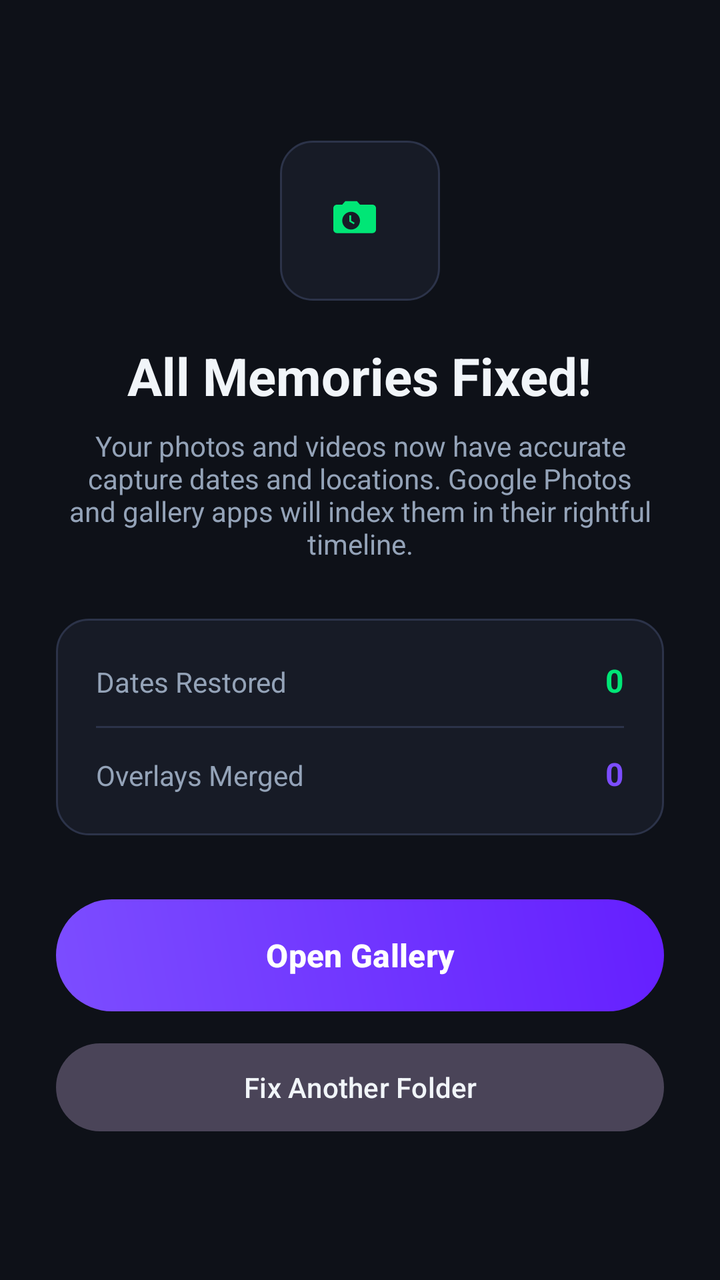
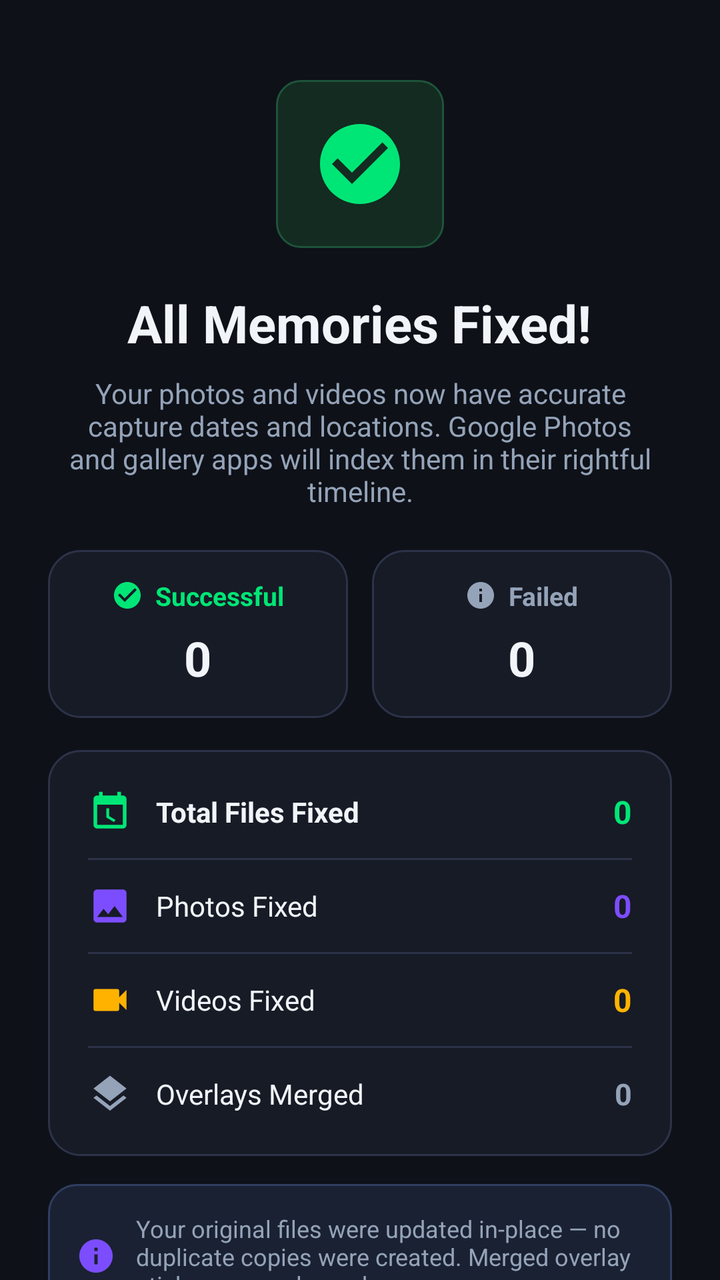

Compare the two renders of this Android layout. The source of the first and the diff that turns it into the second are given below.
<!-- AndroidManifest.xml: application theme Theme.MemoryFix -->
<!-- res/layout/fragment_result.xml -->
<?xml version="1.0" encoding="utf-8"?>
<LinearLayout xmlns:android="http://schemas.android.com/apk/res/android"
    xmlns:app="http://schemas.android.com/apk/res-auto"
    android:layout_width="match_parent"
    android:layout_height="match_parent"
    android:gravity="center"
    android:orientation="vertical"
    android:padding="28dp">

    
    <ImageView
        android:layout_width="80dp"
        android:layout_height="80dp"
        android:background="@drawable/bg_card"
        android:padding="16dp"
        android:src="@drawable/ic_launcher_foreground"
        app:tint="@color/accent" />

    <TextView
        android:layout_width="wrap_content"
        android:layout_height="wrap_content"
        android:layout_marginTop="20dp"
        android:text="@string/result_success_title"
        android:textColor="@color/text_primary"
        android:textSize="26sp"
        android:textStyle="bold" />

    <TextView
        android:layout_width="wrap_content"
        android:layout_height="wrap_content"
        android:layout_marginTop="8dp"
        android:gravity="center"
        android:text="@string/result_success_desc"
        android:textColor="@color/text_secondary"
        android:textSize="14sp" />

    
    <LinearLayout
        android:layout_width="match_parent"
        android:layout_height="wrap_content"
        android:layout_marginTop="28dp"
        android:background="@drawable/bg_card"
        android:orientation="vertical"
        android:padding="20dp">

        <LinearLayout
            android:layout_width="match_parent"
            android:layout_height="wrap_content"
            android:orientation="horizontal">
            <TextView
                android:layout_width="0dp"
                android:layout_height="wrap_content"
                android:layout_weight="1"
                android:text="Dates Restored"
                android:textColor="@color/text_secondary"
                android:textSize="14sp" />
            <TextView
                android:id="@+id/tvResultDatesCount"
                android:layout_width="wrap_content"
                android:layout_height="wrap_content"
                android:text="0"
                android:textColor="@color/accent"
                android:textSize="16sp"
                android:textStyle="bold" />
        </LinearLayout>

        <View
            android:layout_width="match_parent"
            android:layout_height="1dp"
            android:layout_marginVertical="12dp"
            android:background="@color/surface_border" />

        <LinearLayout
            android:layout_width="match_parent"
            android:layout_height="wrap_content"
            android:orientation="horizontal">
            <TextView
                android:layout_width="0dp"
                android:layout_height="wrap_content"
                android:layout_weight="1"
                android:text="Overlays Merged"
                android:textColor="@color/text_secondary"
                android:textSize="14sp" />
            <TextView
                android:id="@+id/tvResultOverlaysCount"
                android:layout_width="wrap_content"
                android:layout_height="wrap_content"
                android:text="0"
                android:textColor="@color/primary"
                android:textSize="16sp"
                android:textStyle="bold" />
        </LinearLayout>
    </LinearLayout>

    
    <com.google.android.material.button.MaterialButton
        android:id="@+id/btnOpenGallery"
        android:layout_width="match_parent"
        android:layout_height="56dp"
        android:layout_marginTop="32dp"
        android:background="@drawable/bg_gradient_btn"
        android:text="@string/btn_open_gallery"
        android:textColor="@color/on_primary"
        android:textSize="16sp"
        android:textStyle="bold"
        app:backgroundTint="@null"
        app:cornerRadius="28dp" />

    <com.google.android.material.button.MaterialButton
        android:id="@+id/btnFixAnother"
        style="@style/Widget.Material3.Button.TonalButton"
        android:layout_width="match_parent"
        android:layout_height="52dp"
        android:layout_marginTop="12dp"
        android:text="@string/btn_fix_another"
        android:textColor="@color/text_primary"
        app:cornerRadius="26dp" />

</LinearLayout>
<!-- resources referenced by this layout -->
<resources>
  <color name="accent">#00E676</color>
  <!-- drawable ic_launcher_foreground (drawable) -->
  <?xml version="1.0" encoding="utf-8"?>
  <vector xmlns:android="http://schemas.android.com/apk/res/android"
      android:width="108dp"
      android:height="108dp"
      android:viewportWidth="108"
      android:viewportHeight="108">
      <group android:translateX="24" android:translateY="24">
          
          <path
              android:fillColor="#FFFFFF"
              android:pathData="M30,12l-3.5,-4h-13l-3.5,4h-6c-2.2,0 -4,1.8 -4,4v24c0,2.2 1.8,4 4,4h40c2.2,0 4,-1.8 4,-4v-24c0,-2.2 -1.8,-4 -4,-4h-6zM30,30c0,5.5 -4.5,10 -10,10s-10,-4.5 -10,-10s4.5,-10 10,-10s10,4.5 10,10zM20,24h-2v7l5,3l1,-1.6l-4,-2.4v-6z" />
      </group>
  </vector>
  <!-- unchanged entries left out for length: 16 -->
</resources>

<!-- the commit's change to res/layout/fragment_result.xml (unified diff, before → after) -->
@@ -1,119 +1,436 @@
 <?xml version="1.0" encoding="utf-8"?>
-<LinearLayout xmlns:android="http://schemas.android.com/apk/res/android"
+<androidx.core.widget.NestedScrollView xmlns:android="http://schemas.android.com/apk/res/android"
     xmlns:app="http://schemas.android.com/apk/res-auto"
     android:layout_width="match_parent"
     android:layout_height="match_parent"
-    android:gravity="center"
-    android:orientation="vertical"
-    android:padding="28dp">
-
-    
-    <ImageView
-        android:layout_width="80dp"
-        android:layout_height="80dp"
-        android:background="@drawable/bg_card"
-        android:padding="16dp"
-        android:src="@drawable/ic_launcher_foreground"
-        app:tint="@color/accent" />
-
-    <TextView
-        android:layout_width="wrap_content"
-        android:layout_height="wrap_content"
-        android:layout_marginTop="20dp"
-        android:text="@string/result_success_title"
-        android:textColor="@color/text_primary"
-        android:textSize="26sp"
-        android:textStyle="bold" />
-
-    <TextView
-        android:layout_width="wrap_content"
-        android:layout_height="wrap_content"
-        android:layout_marginTop="8dp"
-        android:gravity="center"
-        android:text="@string/result_success_desc"
-        android:textColor="@color/text_secondary"
-        android:textSize="14sp" />
-
-    
+    android:fillViewport="true">
+
     <LinearLayout
         android:layout_width="match_parent"
         android:layout_height="wrap_content"
-        android:layout_marginTop="28dp"
-        android:background="@drawable/bg_card"
+        android:gravity="center"
         android:orientation="vertical"
-        android:padding="20dp">
-
+        android:padding="24dp">
+
+        
+        <FrameLayout
+            android:layout_width="84dp"
+            android:layout_height="84dp"
+            android:layout_marginTop="16dp"
+            android:background="@drawable/bg_pill_after">
+
+            <ImageView
+                android:layout_width="48dp"
+                android:layout_height="48dp"
+                android:layout_gravity="center"
+                android:src="@drawable/ic_check_circle"
+                app:tint="@color/accent" />
+        </FrameLayout>
+
+        <TextView
+            android:layout_width="wrap_content"
+            android:layout_height="wrap_content"
+            android:layout_marginTop="20dp"
+            android:text="@string/result_success_title"
+            android:textColor="@color/text_primary"
+            android:textSize="26sp"
+            android:textStyle="bold" />
+
+        <TextView
+            android:layout_width="wrap_content"
+            android:layout_height="wrap_content"
+            android:layout_marginTop="8dp"
+            android:gravity="center"
+            android:text="@string/result_success_desc"
+            android:textColor="@color/text_secondary"
+            android:textSize="14sp" />
+
+        
         <LinearLayout
             android:layout_width="match_parent"
             android:layout_height="wrap_content"
+            android:layout_marginTop="20dp"
             android:orientation="horizontal">
+
+            
+            <LinearLayout
+                android:layout_width="0dp"
+                android:layout_height="wrap_content"
+                android:layout_weight="1"
+                android:layout_marginEnd="6dp"
+                android:background="@drawable/bg_card"
+                android:gravity="center"
+                android:orientation="vertical"
+                android:paddingVertical="14dp"
+                android:paddingHorizontal="10dp">
+
+                <LinearLayout
+                    android:layout_width="wrap_content"
+                    android:layout_height="wrap_content"
+                    android:gravity="center_vertical"
+                    android:orientation="horizontal">
+
+                    <ImageView
+                        android:layout_width="16dp"
+                        android:layout_height="16dp"
+                        android:src="@drawable/ic_check_circle"
+                        app:tint="@color/accent" />
+
+                    <TextView
+                        android:layout_width="wrap_content"
+                        android:layout_height="wrap_content"
+                        android:layout_marginStart="6dp"
+                        android:text="Successful"
+                        android:textColor="@color/accent"
+                        android:textSize="13sp"
+                        android:textStyle="bold" />
+                </LinearLayout>
+
+                <TextView
+                    android:id="@+id/tvHeaderSuccessCount"
+                    android:layout_width="wrap_content"
+                    android:layout_height="wrap_content"
+                    android:layout_marginTop="6dp"
+                    android:text="0"
+                    android:textColor="@color/text_primary"
+                    android:textSize="24sp"
+                    android:textStyle="bold" />
+            </LinearLayout>
+
+            
+            <LinearLayout
+                android:layout_width="0dp"
+                android:layout_height="wrap_content"
+                android:layout_weight="1"
+                android:layout_marginStart="6dp"
+                android:background="@drawable/bg_card"
+                android:gravity="center"
+                android:orientation="vertical"
+                android:paddingVertical="14dp"
+                android:paddingHorizontal="10dp">
+
+                <LinearLayout
+                    android:layout_width="wrap_content"
+                    android:layout_height="wrap_content"
+                    android:gravity="center_vertical"
+                    android:orientation="horizontal">
+
+                    <ImageView
+                        android:id="@+id/ivFailedIcon"
+                        android:layout_width="16dp"
+                        android:layout_height="16dp"
+                        android:src="@drawable/ic_info"
+                        app:tint="@color/text_secondary" />
+
+                    <TextView
+                        android:id="@+id/tvFailedLabel"
+                        android:layout_width="wrap_content"
+                        android:layout_height="wrap_content"
+                        android:layout_marginStart="6dp"
+                        android:text="Failed"
+                        android:textColor="@color/text_secondary"
+                        android:textSize="13sp"
+                        android:textStyle="bold" />
+                </LinearLayout>
+
+                <TextView
+                    android:id="@+id/tvHeaderFailedCount"
+                    android:layout_width="wrap_content"
+                    android:layout_height="wrap_content"
+                    android:layout_marginTop="6dp"
+                    android:text="0"
+                    android:textColor="@color/text_primary"
+                    android:textSize="24sp"
+                    android:textStyle="bold" />
+            </LinearLayout>
+        </LinearLayout>
+
+        
+        <LinearLayout
+            android:layout_width="match_parent"
+            android:layout_height="wrap_content"
+            android:layout_marginTop="16dp"
+            android:background="@drawable/bg_card"
+            android:orientation="vertical"
+            android:padding="20dp">
+
+            
+            <LinearLayout
+                android:layout_width="match_parent"
+                android:layout_height="wrap_content"
+                android:gravity="center_vertical"
+                android:orientation="horizontal">
+
+                <ImageView
+                    android:layout_width="22dp"
+                    android:layout_height="22dp"
+                    android:src="@drawable/ic_calendar_clock"
+                    app:tint="@color/accent" />
+
+                <TextView
+                    android:layout_width="0dp"
+                    android:layout_height="wrap_content"
+                    android:layout_marginStart="12dp"
+                    android:layout_weight="1"
+                    android:text="Total Files Fixed"
+                    android:textColor="@color/text_primary"
+                    android:textSize="14sp"
+                    android:textStyle="bold" />
+
+                <TextView
+                    android:id="@+id/tvResultDatesCount"
+                    android:layout_width="wrap_content"
+                    android:layout_height="wrap_content"
+                    android:text="0"
+                    android:textColor="@color/accent"
+                    android:textSize="16sp"
+                    android:textStyle="bold" />
+            </LinearLayout>
+
+            <View
+                android:layout_width="match_parent"
+                android:layout_height="1dp"
+                android:layout_marginVertical="12dp"
+                android:background="@color/surface_border" />
+
+            
+            <LinearLayout
+                android:layout_width="match_parent"
+                android:layout_height="wrap_content"
+                android:gravity="center_vertical"
+                android:orientation="horizontal">
+
+                <ImageView
+                    android:layout_width="22dp"
+                    android:layout_height="22dp"
+                    android:src="@drawable/ic_photo"
+                    app:tint="@color/primary" />
+
+                <TextView
+                    android:layout_width="0dp"
+                    android:layout_height="wrap_content"
+                    android:layout_marginStart="12dp"
+                    android:layout_weight="1"
+                    android:text="Photos Fixed"
+                    android:textColor="@color/text_primary"
+                    android:textSize="14sp" />
+
+                <TextView
+                    android:id="@+id/tvResultPhotosCount"
+                    android:layout_width="wrap_content"
+                    android:layout_height="wrap_content"
+                    android:text="0"
+                    android:textColor="@color/primary"
+                    android:textSize="16sp"
+                    android:textStyle="bold" />
+            </LinearLayout>
+
+            <View
+                android:layout_width="match_parent"
+                android:layout_height="1dp"
+                android:layout_marginVertical="12dp"
+                android:background="@color/surface_border" />
+
+            
+            <LinearLayout
+                android:layout_width="match_parent"
+                android:layout_height="wrap_content"
+                android:gravity="center_vertical"
+                android:orientation="horizontal">
+
+                <ImageView
+                    android:layout_width="22dp"
+                    android:layout_height="22dp"
+                    android:src="@drawable/ic_videocam"
+                    app:tint="@color/amber" />
+
+                <TextView
+                    android:layout_width="0dp"
+                    android:layout_height="wrap_content"
+                    android:layout_marginStart="12dp"
+                    android:layout_weight="1"
+                    android:text="Videos Fixed"
+                    android:textColor="@color/text_primary"
+                    android:textSize="14sp" />
+
+                <TextView
+                    android:id="@+id/tvResultVideosCount"
+                    android:layout_width="wrap_content"
+                    android:layout_height="wrap_content"
+                    android:text="0"
+                    android:textColor="@color/amber"
+                    android:textSize="16sp"
+                    android:textStyle="bold" />
+            </LinearLayout>
+
+            <View
+                android:layout_width="match_parent"
+                android:layout_height="1dp"
+                android:layout_marginVertical="12dp"
+                android:background="@color/surface_border" />
+
+            
+            <LinearLayout
+                android:layout_width="match_parent"
+                android:layout_height="wrap_content"
+                android:gravity="center_vertical"
+                android:orientation="horizontal">
+
+                <ImageView
+                    android:layout_width="22dp"
+                    android:layout_height="22dp"
+                    android:src="@drawable/ic_layers"
+                    app:tint="@color/text_secondary" />
+
+                <TextView
+                    android:layout_width="0dp"
+                    android:layout_height="wrap_content"
+                    android:layout_marginStart="12dp"
+                    android:layout_weight="1"
+                    android:text="Overlays Merged"
+                    android:textColor="@color/text_primary"
+                    android:textSize="14sp" />
+
+                <TextView
+                    android:id="@+id/tvResultOverlaysCount"
+                    android:layout_width="wrap_content"
+                    android:layout_height="wrap_content"
+                    android:text="0"
+                    android:textColor="@color/text_secondary"
+                    android:textSize="15sp"
+                    android:textStyle="bold" />
+            </LinearLayout>
+
+            
+            <LinearLayout
+                android:id="@+id/layoutSkippedRow"
+                android:layout_width="match_parent"
+                android:layout_height="wrap_content"
+                android:gravity="center_vertical"
+                android:orientation="horizontal"
+                android:visibility="gone">
+
+                <View
+                    android:layout_width="match_parent"
+                    android:layout_height="1dp"
+                    android:layout_marginVertical="12dp"
+                    android:background="@color/surface_border" />
+            </LinearLayout>
+
+            <LinearLayout
+                android:id="@+id/layoutSkippedContent"
+                android:layout_width="match_parent"
+                android:layout_height="wrap_content"
+                android:gravity="center_vertical"
+                android:orientation="horizontal"
+                android:visibility="gone">
+
+                <ImageView
+                    android:layout_width="22dp"
+                    android:layout_height="22dp"
+                    android:src="@drawable/ic_info"
+                    app:tint="@color/text_secondary" />
+
+                <TextView
+                    android:layout_width="0dp"
+                    android:layout_height="wrap_content"
+                    android:layout_marginStart="12dp"
+                    android:layout_weight="1"
+                    android:text="Skipped (No date found)"
+                    android:textColor="@color/text_secondary"
+                    android:textSize="14sp" />
+
+                <TextView
+                    android:id="@+id/tvResultSkippedCount"
+                    android:layout_width="wrap_content"
+                    android:layout_height="wrap_content"
+                    android:text="0"
+                    android:textColor="@color/text_secondary"
+                    android:textSize="15sp"
+                    android:textStyle="bold" />
+            </LinearLayout>
+        </LinearLayout>
+
+        
+        <LinearLayout
+            android:layout_width="match_parent"
+            android:layout_height="wrap_content"
+            android:layout_marginTop="14dp"
+            android:background="@drawable/bg_tip_card"
+            android:gravity="center_vertical"
+            android:orientation="horizontal"
+            android:padding="14dp">
+
+            <ImageView
+                android:layout_width="20dp"
+                android:layout_height="20dp"
+                android:src="@drawable/ic_info"
+                app:tint="@color/primary" />
+
             <TextView
                 android:layout_width="0dp"
                 android:layout_height="wrap_content"
+                android:layout_marginStart="10dp"
                 android:layout_weight="1"
-                android:text="Dates Restored"
+                android:text="Your original files were updated in-place — no duplicate copies were created. Merged overlay stickers were cleaned up."
                 android:textColor="@color/text_secondary"
-                android:textSize="14sp" />
-            <TextView
-                android:id="@+id/tvResultDatesCount"
-                android:layout_width="wrap_content"
-                android:layout_height="wrap_content"
-                android:text="0"
-                android:textColor="@color/accent"
-                android:textSize="16sp"
-                android:textStyle="bold" />
+                android:textSize="12sp" />
         </LinearLayout>
 
-        <View
-            android:layout_width="match_parent"
-            android:layout_height="1dp"
-            android:layout_marginVertical="12dp"
-            android:background="@color/surface_border" />
-
+        
         <LinearLayout
             android:layout_width="match_parent"
             android:layout_height="wrap_content"
-            android:orientation="horizontal">
+            android:layout_marginTop="8dp"
+            android:background="@drawable/bg_tip_card"
+            android:gravity="center_vertical"
+            android:orientation="horizontal"
+            android:padding="14dp">
+
+            <ImageView
+                android:layout_width="20dp"
+                android:layout_height="20dp"
+                android:src="@drawable/ic_lightbulb"
+                app:tint="@color/amber" />
+
             <TextView
                 android:layout_width="0dp"
                 android:layout_height="wrap_content"
+                android:layout_marginStart="10dp"
                 android:layout_weight="1"
-                android:text="Overlays Merged"
+                android:text="Google Photos: To see them in your cloud backup, ensure this folder is enabled under Google Photos > Settings > Backup > Device folders."
                 android:textColor="@color/text_secondary"
-                android:textSize="14sp" />
-            <TextView
-                android:id="@+id/tvResultOverlaysCount"
-                android:layout_width="wrap_content"
-                android:layout_height="wrap_content"
-                android:text="0"
-                android:textColor="@color/primary"
-                android:textSize="16sp"
-                android:textStyle="bold" />
+                android:textSize="12sp" />
         </LinearLayout>
+
+        
+        <com.google.android.material.button.MaterialButton
+            android:id="@+id/btnOpenGallery"
+            android:layout_width="match_parent"
+            android:layout_height="56dp"
+            android:layout_marginTop="24dp"
+            android:background="@drawable/bg_gradient_btn"
+            android:text="@string/btn_open_gallery"
+            android:textColor="@color/on_primary"
+            android:textSize="16sp"
+            android:textStyle="bold"
+            app:backgroundTint="@null"
+            app:cornerRadius="28dp"
+            app:icon="@drawable/ic_photo"
+            app:iconGravity="textStart"
+            app:iconPadding="8dp"
+            app:iconTint="@color/on_primary" />
+
+        <com.google.android.material.button.MaterialButton
+            android:id="@+id/btnFixAnother"
+            style="@style/Widget.Material3.Button.TonalButton"
+            android:layout_width="match_parent"
+            android:layout_height="52dp"
+            android:layout_marginTop="12dp"
+            android:layout_marginBottom="16dp"
+            android:text="@string/btn_fix_another"
+            android:textColor="@color/text_primary"
+            app:cornerRadius="26dp" />
+
     </LinearLayout>
-
-    
-    <com.google.android.material.button.MaterialButton
-        android:id="@+id/btnOpenGallery"
-        android:layout_width="match_parent"
-        android:layout_height="56dp"
-        android:layout_marginTop="32dp"
-        android:background="@drawable/bg_gradient_btn"
-        android:text="@string/btn_open_gallery"
-        android:textColor="@color/on_primary"
-        android:textSize="16sp"
-        android:textStyle="bold"
-        app:backgroundTint="@null"
-        app:cornerRadius="28dp" />
-
-    <com.google.android.material.button.MaterialButton
-        android:id="@+id/btnFixAnother"
-        style="@style/Widget.Material3.Button.TonalButton"
-        android:layout_width="match_parent"
-        android:layout_height="52dp"
-        android:layout_marginTop="12dp"
-        android:text="@string/btn_fix_another"
-        android:textColor="@color/text_primary"
-        app:cornerRadius="26dp" />
-
-</LinearLayout>
+</androidx.core.widget.NestedScrollView>
<!-- resource entries referenced after the edit -->
@@ -1,19 +1,92 @@
 <!-- resources referenced by this layout -->
 <resources>
   <color name="accent">#00E676</color>
-  <!-- drawable ic_launcher_foreground (drawable) -->
+  <color name="amber">#FFB300</color>
+  <!-- drawable bg_pill_after (drawable) -->
   <?xml version="1.0" encoding="utf-8"?>
+  <shape xmlns:android="http://schemas.android.com/apk/res/android"
+      android:shape="rectangle">
+      <solid android:color="#132B20" />
+      <corners android:radius="12dp" />
+      <stroke android:width="1dp" android:color="#1E543B" />
+  </shape>
+  <!-- drawable bg_tip_card (drawable) -->
+  <?xml version="1.0" encoding="utf-8"?>
+  <shape xmlns:android="http://schemas.android.com/apk/res/android"
+      android:shape="rectangle">
+      <solid android:color="#1A2133" />
+      <corners android:radius="14dp" />
+      <stroke android:width="1dp" android:color="#2F3E61" />
+  </shape>
+  <!-- drawable ic_calendar_clock (drawable) -->
   <vector xmlns:android="http://schemas.android.com/apk/res/android"
-      android:width="108dp"
-      android:height="108dp"
-      android:viewportWidth="108"
-      android:viewportHeight="108">
-      <group android:translateX="24" android:translateY="24">
-          
-          <path
-              android:fillColor="#FFFFFF"
-              android:pathData="M30,12l-3.5,-4h-13l-3.5,4h-6c-2.2,0 -4,1.8 -4,4v24c0,2.2 1.8,4 4,4h40c2.2,0 4,-1.8 4,-4v-24c0,-2.2 -1.8,-4 -4,-4h-6zM30,30c0,5.5 -4.5,10 -10,10s-10,-4.5 -10,-10s4.5,-10 10,-10s10,4.5 10,10zM20,24h-2v7l5,3l1,-1.6l-4,-2.4v-6z" />
-      </group>
+      android:width="24dp"
+      android:height="24dp"
+      android:viewportWidth="24"
+      android:viewportHeight="24">
+    <path
+        android:fillColor="#FFFFFFFF"
+        android:pathData="M19,3h-1V1h-2v2H8V1H6v2H5c-1.11,0 -1.99,0.9 -1.99,2L3,19c0,1.1 0.89,2 2,2h14c1.1,0 2,-0.9 2,-2V5c0,-1.1 -0.9,-2 -2,-2zm0,16H5V8h14v11zM11.5,10H10v5l4.2,2.5 0.8,-1.2 -3.5,-2.1V10z"/>
+  </vector>
+  <!-- drawable ic_check_circle (drawable) -->
+  <vector xmlns:android="http://schemas.android.com/apk/res/android"
+      android:width="24dp"
+      android:height="24dp"
+      android:viewportWidth="24"
+      android:viewportHeight="24">
+    <path
+        android:fillColor="#FFFFFFFF"
+        android:pathData="M12,2C6.48,2 2,6.48 2,12s4.48,10 10,10 10,-4.48 10,-10S17.52,2 12,2zm-2,15l-5,-5 1.41,-1.41L10,14.17l7.59,-7.59L19,8l-9,9z"/>
+  </vector>
+  <!-- drawable ic_info (drawable) -->
+  <vector xmlns:android="http://schemas.android.com/apk/res/android"
+      android:width="24dp"
+      android:height="24dp"
+      android:viewportWidth="24"
+      android:viewportHeight="24">
+    <path
+        android:fillColor="#FFFFFFFF"
+        android:pathData="M12,2C6.48,2 2,6.48 2,12s4.48,10 10,10 10,-4.48 10,-10S17.52,2 12,2zm1,15h-2v-6h2v6zm0,-8h-2V7h2v2z"/>
+  </vector>
+  <!-- drawable ic_layers (drawable) -->
+  <vector xmlns:android="http://schemas.android.com/apk/res/android"
+      android:width="24dp"
+      android:height="24dp"
+      android:viewportWidth="24"
+      android:viewportHeight="24">
+    <path
+        android:fillColor="#FFFFFFFF"
+        android:pathData="M11.99,18.54l-7.37,-5.73L3,14.07l9,7 9,-7 -1.63,-1.27 -7.38,5.74zM12,16l7.36,-5.73L21,9l-9,-7 -9,7 1.63,1.27L12,16z"/>
+  </vector>
+  <!-- drawable ic_lightbulb (drawable) -->
+  <vector xmlns:android="http://schemas.android.com/apk/res/android"
+      android:width="24dp"
+      android:height="24dp"
+      android:viewportWidth="24"
+      android:viewportHeight="24">
+    <path
+        android:fillColor="#FFFFFFFF"
+        android:pathData="M9,21c0,0.55 0.45,1 1,1h4c0.55,0 1,-0.45 1,-1v-1H9v1zm3,-19C8.14,2 5,5.14 5,9c0,2.38 1.19,4.47 3,5.74V17c0,0.55 0.45,1 1,1h6c0.55,0 1,-0.45 1,-1v-2.26c1.81,-1.27 3,-3.36 3,-5.74 0,-3.86 -3.14,-7 -7,-7zm2.85,11.1l-0.85,0.6V16h-4v-2.3l-0.85,-0.6C7.8,12.16 7,10.63 7,9c0,-2.76 2.24,-5 5,-5s5,2.24 5,5c0,1.63 -0.8,3.16 -2.15,4.1z"/>
+  </vector>
+  <!-- drawable ic_photo (drawable) -->
+  <vector xmlns:android="http://schemas.android.com/apk/res/android"
+      android:width="24dp"
+      android:height="24dp"
+      android:viewportWidth="24"
+      android:viewportHeight="24">
+    <path
+        android:fillColor="#FFFFFFFF"
+        android:pathData="M21,19V5c0,-1.1 -0.9,-2 -2,-2H5c-1.1,0 -2,0.9 -2,2v14c0,1.1 0.9,2 2,2h14c1.1,0 2,-0.9 2,-2zM8.5,13.5l2.5,3.01L14.5,12l4.5,6H5l3.5,-4.5z"/>
+  </vector>
+  <!-- drawable ic_videocam (drawable) -->
+  <vector xmlns:android="http://schemas.android.com/apk/res/android"
+      android:width="24dp"
+      android:height="24dp"
+      android:viewportWidth="24"
+      android:viewportHeight="24">
+    <path
+        android:fillColor="#FFFFFFFF"
+        android:pathData="M17,10.5V7c0,-0.55 -0.45,-1 -1,-1H4c-0.55,0 -1,0.45 -1,1v10c0,0.55 0.45,1 1,1h12c0.55,0 1,-0.45 1,-1v-3.5l4,4v-11l-4,4z"/>
   </vector>
   <!-- unchanged entries left out for length: 16 -->
 </resources>
